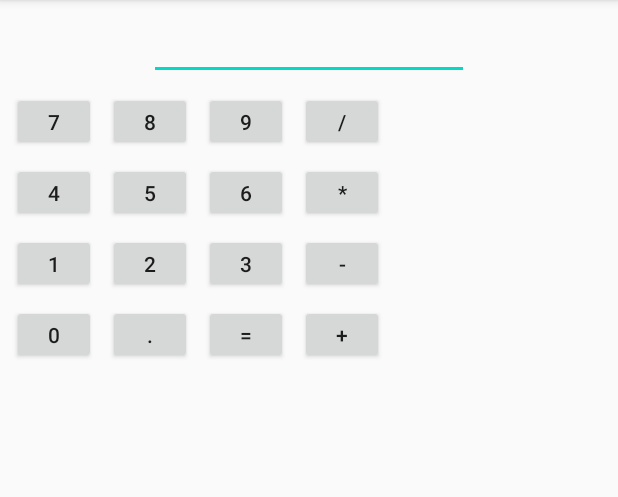
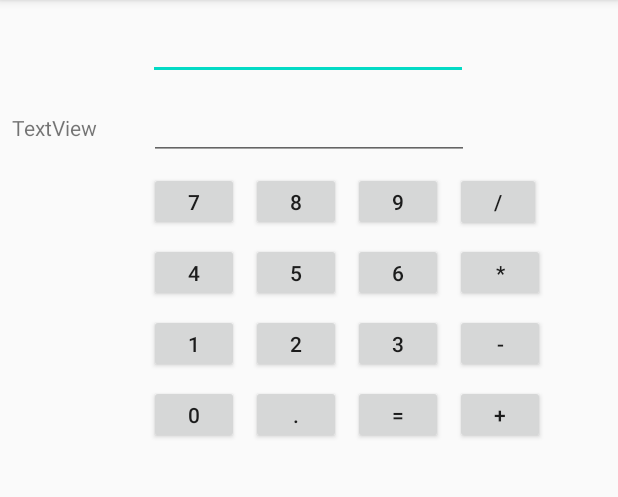
Before and after one commit to DSkilton/AndroidCalculator, an Android app: the screen it shows after launch (MainActivity), on a phone screen of 412 x 824 dp, the part 84-581 px from its top. Run offline under Robolectric (Android 15) with nearby library versions, the phone set to English and light mode, and no system bars.

Commit message:
updated files

```diff
--- a/app/src/main/res/layout/activity_main.xml
+++ b/app/src/main/res/layout/activity_main.xml
@@ -5,167 +5,6 @@
     android:layout_width="match_parent"
     android:layout_height="match_parent"
     tools:context=".MainActivity">
-
-    <Button
-        android:id="@+id/buttonEquals"
-        android:layout_width="56dp"
-        android:layout_height="39dp"
-        android:layout_marginStart="8dp"
-        android:layout_marginLeft="8dp"
-        android:text="="
-        app:layout_constraintStart_toEndOf="@+id/buttonDecimal"
-        app:layout_constraintTop_toTopOf="@+id/buttonDecimal" />
-
-    <Button
-        android:id="@+id/button0"
-        android:layout_width="56dp"
-        android:layout_height="39dp"
-        android:layout_marginTop="8dp"
-        android:text="0"
-        app:layout_constraintStart_toStartOf="@+id/button1"
-        app:layout_constraintTop_toBottomOf="@+id/button1" />
-
-    <Button
-        android:id="@+id/button6"
-        android:layout_width="56dp"
-        android:layout_height="39dp"
-        android:layout_marginStart="8dp"
-        android:layout_marginLeft="8dp"
-        android:text="6"
-        app:layout_constraintStart_toEndOf="@+id/button5"
-        app:layout_constraintTop_toTopOf="@+id/button5" />
-
-    <Button
-        android:id="@+id/button1"
-        android:layout_width="56dp"
-        android:layout_height="39dp"
-        android:layout_marginTop="8dp"
-        android:text="1"
-        app:layout_constraintStart_toStartOf="@+id/button4"
-        app:layout_constraintTop_toBottomOf="@+id/button4" />
-
-    <Button
-        android:id="@+id/button2"
-        android:layout_width="56dp"
-        android:layout_height="39dp"
-        android:layout_marginStart="8dp"
-        android:layout_marginLeft="8dp"
-        android:text="2"
-        app:layout_constraintStart_toEndOf="@+id/button1"
-        app:layout_constraintTop_toTopOf="@+id/button1" />
-
-    <Button
-        android:id="@+id/buttonMultiply"
-        android:layout_width="56dp"
-        android:layout_height="39dp"
-        android:layout_marginStart="8dp"
-        android:layout_marginLeft="8dp"
-        android:text="*"
-        app:layout_constraintStart_toEndOf="@+id/button6"
-        app:layout_constraintTop_toTopOf="@+id/button6" />
-
-    <Button
-        android:id="@+id/buttonPlus"
-        android:layout_width="56dp"
-        android:layout_height="39dp"
-        android:layout_marginStart="8dp"
-        android:layout_marginLeft="8dp"
-        android:text="+"
-        app:layout_constraintStart_toEndOf="@+id/buttonEquals"
-        app:layout_constraintTop_toTopOf="@+id/buttonEquals" />
-
-    <Button
-        android:id="@+id/buttonMinus"
-        android:layout_width="56dp"
-        android:layout_height="39dp"
-        android:layout_marginStart="8dp"
-        android:layout_marginLeft="8dp"
-        android:text="-"
-        app:layout_constraintStart_toEndOf="@+id/button3"
-        app:layout_constraintTop_toTopOf="@+id/button3" />
-
-    <Button
-        android:id="@+id/buttonDivide"
-        android:layout_width="56dp"
-        android:layout_height="39dp"
-        android:layout_marginStart="8dp"
-        android:layout_marginLeft="8dp"
-        android:text="/"
-        app:layout_constraintStart_toEndOf="@+id/button10"
-        app:layout_constraintTop_toTopOf="@+id/button10" />
-
-    <Button
-        android:id="@+id/button8"
-        android:layout_width="56dp"
-        android:layout_height="39dp"
-        android:layout_marginStart="8dp"
-        android:layout_marginLeft="8dp"
-        android:layout_marginEnd="8dp"
-        android:layout_marginRight="8dp"
-        android:text="8"
-        app:layout_constraintEnd_toStartOf="@+id/button10"
-        app:layout_constraintStart_toEndOf="@+id/button7"
-        app:layout_constraintTop_toTopOf="@+id/button7" />
-
-    <Button
-        android:id="@+id/button7"
-        android:layout_width="56dp"
-        android:layout_height="39dp"
-        android:layout_marginStart="8dp"
-        android:layout_marginLeft="8dp"
-        android:layout_marginTop="8dp"
-        android:text="7"
-        app:layout_constraintStart_toStartOf="parent"
-        app:layout_constraintTop_toBottomOf="@+id/result" />
-
-    <Button
-        android:id="@+id/button4"
-        android:layout_width="56dp"
-        android:layout_height="39dp"
-        android:layout_marginTop="8dp"
-        android:text="4"
-        app:layout_constraintStart_toStartOf="@+id/button7"
-        app:layout_constraintTop_toBottomOf="@+id/button7" />
-
-    <Button
-        android:id="@+id/button5"
-        android:layout_width="56dp"
-        android:layout_height="39dp"
-        android:layout_marginStart="8dp"
-        android:layout_marginLeft="8dp"
-        android:text="5"
-        app:layout_constraintStart_toEndOf="@+id/button4"
-        app:layout_constraintTop_toTopOf="@+id/button4" />
-
-    <Button
-        android:id="@+id/button3"
-        android:layout_width="56dp"
-        android:layout_height="39dp"
-        android:layout_marginStart="8dp"
-        android:layout_marginLeft="8dp"
-        android:text="3"
-        app:layout_constraintStart_toEndOf="@+id/button2"
-        app:layout_constraintTop_toTopOf="@+id/button2" />
-
-    <Button
-        android:id="@+id/button10"
-        android:layout_width="56dp"
-        android:layout_height="39dp"
-        android:layout_marginStart="8dp"
-        android:layout_marginLeft="8dp"
-        android:text="9"
-        app:layout_constraintStart_toEndOf="@+id/button8"
-        app:layout_constraintTop_toTopOf="@+id/button8" />
-
-    <Button
-        android:id="@+id/buttonDecimal"
-        android:layout_width="56dp"
-        android:layout_height="39dp"
-        android:layout_marginStart="8dp"
-        android:layout_marginLeft="8dp"
-        android:text="."
-        app:layout_constraintStart_toEndOf="@+id/button0"
-        app:layout_constraintTop_toTopOf="@+id/button0" />
 
     <EditText
         android:id="@+id/result"
@@ -177,9 +16,219 @@
         android:layout_marginEnd="8dp"
         android:layout_marginRight="8dp"
         android:ems="10"
-        android:inputType="numberSigned"
+        android:inputType="numberSigned|numberDecimal"
+        app:layout_constraintBottom_toTopOf="@+id/newNumber"
         app:layout_constraintEnd_toEndOf="parent"
+        app:layout_constraintHorizontal_bias="0.497"
         app:layout_constraintStart_toStartOf="parent"
-        app:layout_constraintTop_toTopOf="parent" />
+        app:layout_constraintTop_toTopOf="parent"
+        app:layout_constraintVertical_bias="0.322" />
+
+    <EditText
+        android:id="@+id/newNumber"
+        android:layout_width="wrap_content"
+        android:layout_height="wrap_content"
+        android:layout_marginStart="8dp"
+        android:layout_marginLeft="8dp"
+        android:layout_marginTop="8dp"
+        android:layout_marginEnd="8dp"
+        android:layout_marginRight="8dp"
+        android:ems="10"
+        android:inputType="numberSigned|numberDecimal"
+        app:layout_constraintEnd_toEndOf="parent"
+        app:layout_constraintHorizontal_bias="0.226"
+        app:layout_constraintStart_toEndOf="@+id/operation"
+        app:layout_constraintTop_toBottomOf="@+id/result" />
+
+    <TextView
+        android:id="@+id/operation"
+        android:layout_width="wrap_content"
+        android:layout_height="wrap_content"
+        android:layout_marginStart="8dp"
+        android:layout_marginLeft="8dp"
+        android:layout_marginTop="8dp"
+        android:text="TextView"
+        app:layout_constraintBaseline_toBaselineOf="@id/newNumber"
+        app:layout_constraintStart_toStartOf="parent"
+        app:layout_constraintTop_toTopOf="@+id/newNumber" />
+
+    <Button
+        android:id="@+id/button0"
+        android:layout_width="60dp"
+        android:layout_height="39dp"
+        android:layout_marginTop="8dp"
+        android:layout_marginEnd="8dp"
+        android:layout_marginRight="8dp"
+        android:minWidth="46dp"
+        android:text="0"
+        app:layout_constraintEnd_toStartOf="@+id/buttonDecimal"
+        app:layout_constraintStart_toStartOf="@+id/button1"
+        app:layout_constraintTop_toBottomOf="@+id/button1" />
+
+    <Button
+        android:id="@+id/button1"
+        android:layout_width="60dp"
+        android:layout_height="39dp"
+        android:layout_marginTop="8dp"
+        android:layout_marginEnd="8dp"
+        android:layout_marginRight="8dp"
+        android:minWidth="46dp"
+        android:text="1"
+        app:layout_constraintEnd_toStartOf="@+id/button2"
+        app:layout_constraintStart_toStartOf="@+id/button4"
+        app:layout_constraintTop_toBottomOf="@+id/button4" />
+
+    <Button
+        android:id="@+id/button2"
+        android:layout_width="60dp"
+        android:layout_height="39dp"
+        android:layout_marginStart="8dp"
+        android:layout_marginLeft="8dp"
+        android:minWidth="46dp"
+        android:text="2"
+        app:layout_constraintStart_toEndOf="@+id/button1"
+        app:layout_constraintTop_toTopOf="@+id/button1" />
+
+    <Button
+        android:id="@+id/button3"
+        android:layout_width="60dp"
+        android:layout_height="39dp"
+        android:layout_marginStart="8dp"
+        android:layout_marginLeft="8dp"
+        android:minWidth="46dp"
+        android:text="3"
+        app:layout_constraintStart_toEndOf="@+id/button2"
+        app:layout_constraintTop_toTopOf="@+id/button2" />
+
+    <Button
+        android:id="@+id/button4"
+        android:layout_width="60dp"
+        android:layout_height="39dp"
+        android:layout_marginTop="8dp"
+        android:minWidth="46dp"
+        android:text="4"
+        app:layout_constraintStart_toStartOf="@+id/button7"
+        app:layout_constraintTop_toBottomOf="@+id/button7" />
+
+    <Button
+        android:id="@+id/button5"
+        android:layout_width="60dp"
+        android:layout_height="39dp"
+        android:layout_marginStart="8dp"
+        android:layout_marginLeft="8dp"
+        android:minWidth="46dp"
+        android:text="5"
+        app:layout_constraintStart_toEndOf="@+id/button4"
+        app:layout_constraintTop_toTopOf="@+id/button4" />
+
+    <Button
+        android:id="@+id/button6"
+        android:layout_width="60dp"
+        android:layout_height="39dp"
+        android:layout_marginStart="8dp"
+        android:layout_marginLeft="8dp"
+        android:minWidth="46dp"
+        android:text="6"
+        app:layout_constraintStart_toEndOf="@+id/button5"
+        app:layout_constraintTop_toTopOf="@+id/button5" />
+
+    <Button
+        android:id="@+id/button7"
+        android:layout_width="60dp"
+        android:layout_height="39dp"
+        android:layout_marginTop="8dp"
+        android:minWidth="46dp"
+        android:text="7"
+        app:layout_constraintStart_toStartOf="@+id/newNumber"
+        app:layout_constraintTop_toBottomOf="@+id/newNumber" />
+
+    <Button
+        android:id="@+id/button8"
+        android:layout_width="60dp"
+        android:layout_height="39dp"
+        android:layout_marginStart="8dp"
+        android:layout_marginLeft="8dp"
+        android:minWidth="46dp"
+        android:text="8"
+        app:layout_constraintEnd_toStartOf="@+id/button9"
+        app:layout_constraintStart_toEndOf="@+id/button7"
+        app:layout_constraintTop_toTopOf="@+id/button7" />
+
+    <Button
+        android:id="@+id/button9"
+        android:layout_width="60dp"
+        android:layout_height="39dp"
+        android:layout_marginStart="8dp"
+        android:layout_marginLeft="8dp"
+        android:minWidth="46dp"
+        android:text="9"
+        app:layout_constraintStart_toEndOf="@+id/button8"
+        app:layout_constraintTop_toTopOf="@+id/button8" />
+
+    <Button
+        android:id="@+id/buttonDivide"
+        android:layout_width="57dp"
+        android:layout_height="40dp"
+        android:layout_marginStart="8dp"
+        android:layout_marginLeft="8dp"
+        android:minWidth="46dp"
+        android:text="/"
+        app:layout_constraintStart_toEndOf="@+id/button9"
+        app:layout_constraintTop_toTopOf="@+id/button9" />
+
+    <Button
+        android:id="@+id/buttonMultiply"
+        android:layout_width="60dp"
+        android:layout_height="39dp"
+        android:layout_marginStart="8dp"
+        android:layout_marginLeft="8dp"
+        android:minWidth="46dp"
+        android:text="*"
+        app:layout_constraintStart_toEndOf="@+id/button6"
+        app:layout_constraintTop_toTopOf="@+id/button6" />
+
+    <Button
+        android:id="@+id/buttonMinus"
+        android:layout_width="60dp"
+        android:layout_height="39dp"
+        android:layout_marginStart="8dp"
+        android:layout_marginLeft="8dp"
+        android:minWidth="46dp"
+        android:text="-"
+        app:layout_constraintStart_toEndOf="@+id/button3"
+        app:layout_constraintTop_toTopOf="@+id/button3" />
+
+    <Button
+        android:id="@+id/buttonPlus"
+        android:layout_width="60dp"
+        android:layout_height="39dp"
+        android:layout_marginStart="8dp"
+        android:layout_marginLeft="8dp"
+        android:minWidth="46dp"
+        android:text="+"
+        app:layout_constraintStart_toEndOf="@+id/buttonEquals"
+        app:layout_constraintTop_toTopOf="@+id/buttonEquals" />
+
+    <Button
+        android:id="@+id/buttonDecimal"
+        android:layout_width="60dp"
+        android:layout_height="39dp"
+        android:layout_marginStart="8dp"
+        android:layout_marginLeft="8dp"
+        android:minWidth="46dp"
+        android:text="."
+        app:layout_constraintStart_toEndOf="@+id/button0"
+        app:layout_constraintTop_toTopOf="@+id/button0" />
+
+    <Button
+        android:id="@+id/buttonEquals"
+        android:layout_width="60dp"
+        android:layout_height="39dp"
+        android:layout_marginStart="8dp"
+        android:layout_marginLeft="8dp"
+        android:minWidth="46dp"
+        android:text="="
+        app:layout_constraintStart_toEndOf="@+id/buttonDecimal"
+        app:layout_constraintTop_toTopOf="@+id/buttonDecimal" />
 
 </android.support.constraint.ConstraintLayout>
```
